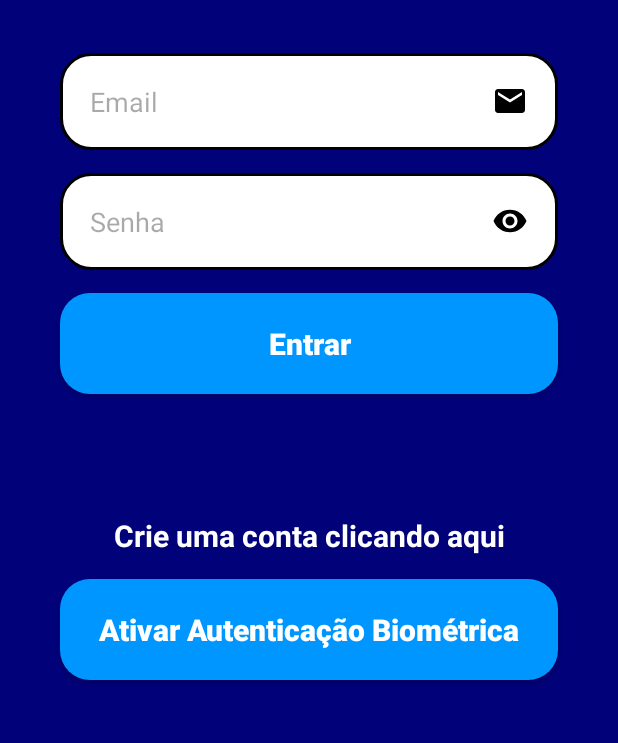
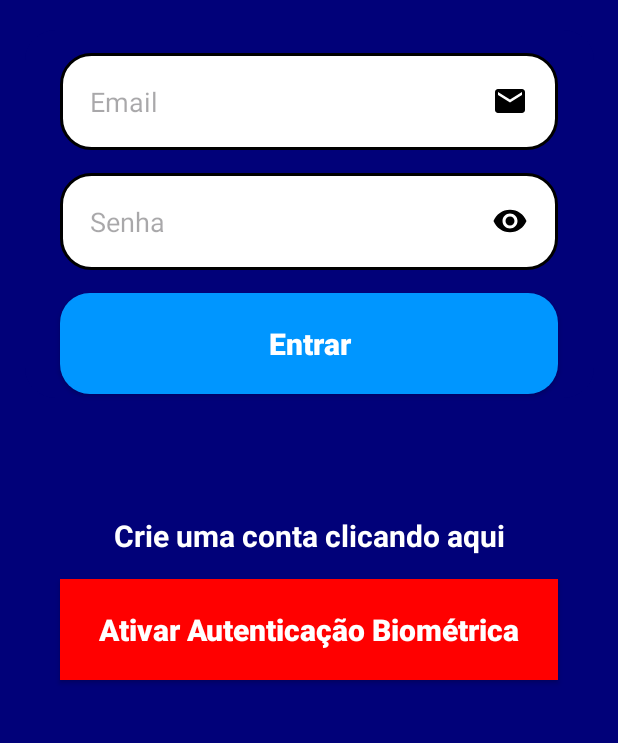
Before and after one commit to SANDIEGOVIEIRA/Music, an Android app: the screen it shows after launch (FormLogin), on a phone screen of 412 x 824 dp, the part 300-1043 px from its top. Run offline under Robolectric (Android 15) with nearby library versions, the phone set to English and light mode, and no system bars; our stand-ins replace Firebase (no records; nobody signed in at launch, a user with empty details on screens opened directly).

Commit message:
att auttfirebs aut

```diff
--- a/app/src/main/java/br/com/myapplication/FormLogin.java
+++ b/app/src/main/java/br/com/myapplication/FormLogin.java
@@ -29,9 +29,11 @@ public class FormLogin extends AppCompatActivity {
 
     private TextView text_tela_cadastro;
     private EditText edit_email, edit_password;
-    private Button bt_entrar;
+    private Button bt_entrar, bt_biometric;
     private ProgressBar progressBar;
-    String[] messages = {"Fill in all fields!"};
+    String[] messages = {"Preencha todos os campos!"};
+
+    private boolean useBiometric = false; // Variável para rastrear se o usuário optou por usar a autenticação biométrica
 
     private Executor executor;
     private BiometricPrompt biometricPrompt;
@@ -69,33 +71,48 @@ public class FormLogin extends AppCompatActivity {
             }
         });
 
+        bt_biometric.setOnClickListener(new View.OnClickListener() {
+            @Override
+            public void onClick(View v) {
+                // Alternar entre usar ou não a autenticação biométrica
+                useBiometric = !useBiometric;
+                // Atualizar a interface do usuário para refletir a escolha do usuário (por exemplo, alterar a cor do botão)
+                updateBiometricButtonState();
+            }
+        });
+
         // Configurar autenticação biométrica
         executor = ContextCompat.getMainExecutor(this);
         biometricPrompt = new BiometricPrompt(FormLogin.this, executor, new BiometricPrompt.AuthenticationCallback() {
             @Override
-            public void onAuthenticationError(int errorCode, @NonNull CharSequence errString) {
+            public void onAuthenticationError(int errorCode, CharSequence errString) {
                 super.onAuthenticationError(errorCode, errString);
                 // Tratar erros de autenticação biométrica, se necessário
             }
 
             @Override
-            public void onAuthenticationSucceeded(@NonNull BiometricPrompt.AuthenticationResult result) {
+            public void onAuthenticationSucceeded(BiometricPrompt.AuthenticationResult result) {
                 super.onAuthenticationSucceeded(result);
-                // A autenticação biométrica foi bem-sucedida, você pode realizar ações aqui
-                MainActivity();
+                if (useBiometric) {
+                    // Autenticação biométrica foi bem-sucedida e o usuário optou por usá-la
+                    MainActivity();
+                }
             }
 
             @Override
             public void onAuthenticationFailed() {
                 super.onAuthenticationFailed();
-                // A autenticação biométrica falhou, trate conforme necessário
+                if (useBiometric) {
+                    // Autenticação biométrica falhou e o usuário optou por usá-la
+                    // Trate conforme necessário
+                }
             }
         });
 
         promptInfo = new BiometricPrompt.PromptInfo.Builder()
-                .setTitle("Biometric login for my app")
-                .setSubtitle("Log in using your biometric credential")
-                .setNegativeButtonText("Cancel")
+                .setTitle("Login biométrico para meu aplicativo")
+                .setSubtitle("Faça login usando sua credencial biométrica")
+                .setNegativeButtonText("Cancelar")
                 .build();
     }
 
@@ -112,8 +129,13 @@ public class FormLogin extends AppCompatActivity {
                     new Handler().postDelayed(new Runnable() {
                         @Override
                         public void run() {
-                            // Autenticação bem-sucedida com email/senha, iniciar autenticação biométrica
-                            biometricPrompt.authenticate(promptInfo);
+                            if (useBiometric) {
+                                // Autenticação bem-sucedida com email/senha e o usuário optou por usar a autenticação biométrica
+                                biometricPrompt.authenticate(promptInfo);
+                            } else {
+                                // Autenticação bem-sucedida com email/senha e o usuário optou por não usar a autenticação biométrica
+                                MainActivity();
+                            }
                         }
                     }, 3000);
                 } else {
@@ -122,7 +144,7 @@ public class FormLogin extends AppCompatActivity {
                     try {
                         throw task.getException();
                     } catch (Exception e) {
-                        error = "Error logging in user";
+                        error = "Erro ao logar usuário";
                     }
                     Snackbar snackbar = Snackbar.make(view, error, Snackbar.LENGTH_SHORT);
                     snackbar.setBackgroundTint(Color.WHITE);
@@ -139,23 +161,46 @@ public class FormLogin extends AppCompatActivity {
 
         FirebaseUser currentUser = FirebaseAuth.getInstance().getCurrentUser();
 
-        if (currentUser != null) {
-            // O usuário já está autenticado com email/senha, iniciar autenticação biométrica
+        if (currentUser != null && useBiometric) {
+            // O usuário já está autenticado com email/senha e optou por usar a autenticação biométrica
             biometricPrompt.authenticate(promptInfo);
+        } else if (currentUser != null) {
+            // O usuário já está autenticado com email/senha, mas optou por não usar a autenticação biométrica
+            MainActivity();
         }
     }
 
     private void MainActivity() {
         Intent intent = new Intent(FormLogin.this, MainActivity.class);
-        startActivity(intent);
+        if (useBiometric) {
+            // Autenticação bem-sucedida com email/senha e o usuário optou por usar a autenticação biométrica
+            startActivity(intent);
+        } else {
+            // Autenticação bem-sucedida com email/senha, mas o usuário optou por não usar a autenticação biométrica
+            progressBar.setVisibility(View.GONE); // Ocultar a barra de progresso
+            startActivity(intent);
+        }
         finish();
     }
 
     private void StartComponents() {
         text_tela_cadastro = findViewById(R.id.text_tela_cadastro);
         edit_email = findViewById(R.id.edit_email);
-        edit_password = findViewById((R.id.edit_senha));
+        edit_password = findViewById(R.id.edit_senha);
         bt_entrar = findViewById(R.id.bt_entrar);
+        bt_biometric = findViewById(R.id.bt_biometric); // Botão para alternar a autenticação biométrica
         progressBar = findViewById(R.id.progressbar);
+        updateBiometricButtonState(); // Atualize o estado do botão biométrico
+    }
+
+    private void updateBiometricButtonState() {
+        // Atualize o texto ou a cor do botão biométrico com base na escolha do usuário
+        if (useBiometric) {
+            bt_biometric.setText("Desativar Autenticação Biométrica");
+            bt_biometric.setBackgroundColor(Color.GREEN);
+        } else {
+            bt_biometric.setText("Ativar Autenticação Biométrica");
+            bt_biometric.setBackgroundColor(Color.RED);
+        }
     }
 }
```
Also changed, not shown: app/src/main/res/layout/activity_form_login.xml (line endings or trailing spaces).
